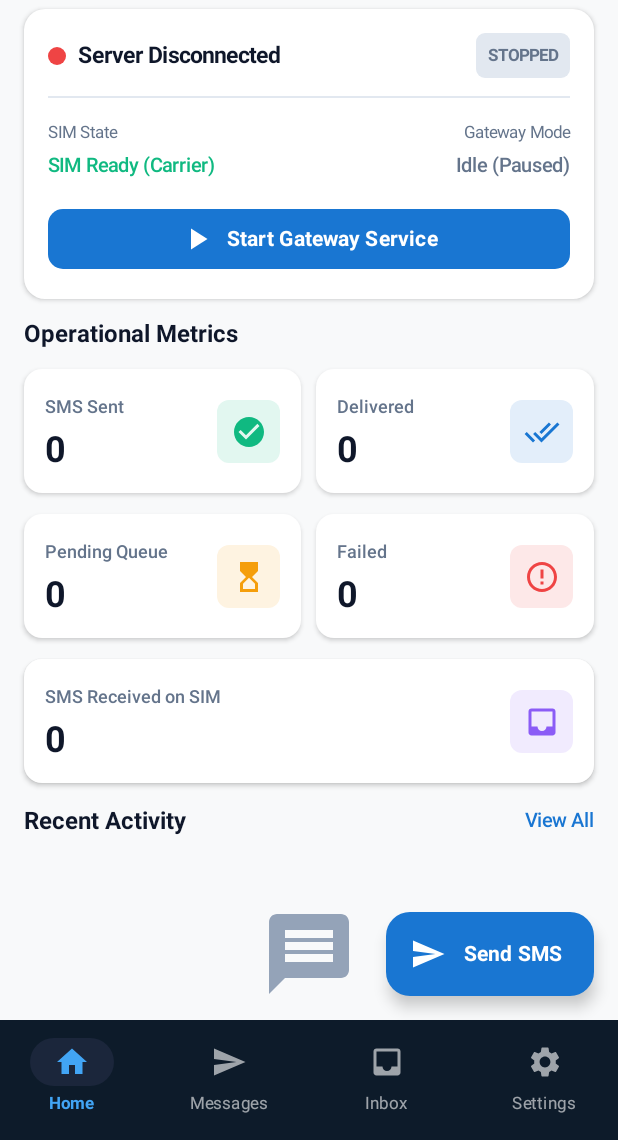
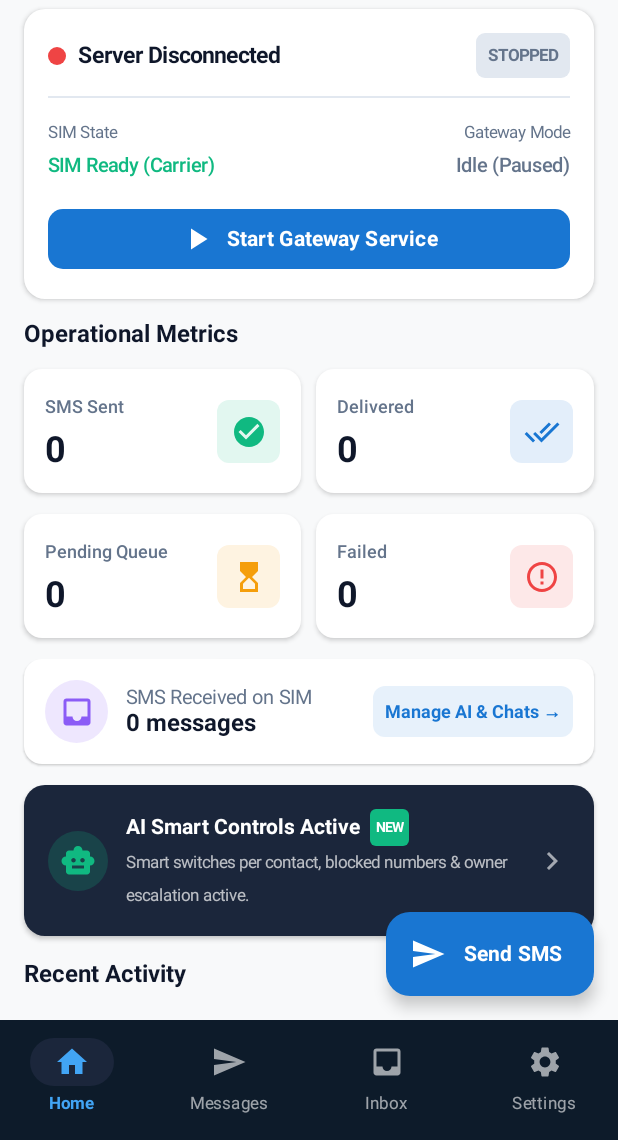
Before and after one commit to Hemedi18/ssms, an Android app built with Jetpack Compose: the DashboardScreen screen opened through its navigation route, on a phone screen of 412 x 824 dp, the part 96-1236 px from its top. Run offline under Robolectric (Android 15) with nearby library versions, the light colour scheme and no system bars; our stand-ins replace Room's generated code.

Commit message:
feat: replace metric card with clickable dashboard card and add AI smart controls banner

```diff
--- a/android-app/app/src/main/java/com/simsms/gateway/ui/screens/DashboardScreen.kt
+++ b/android-app/app/src/main/java/com/simsms/gateway/ui/screens/DashboardScreen.kt
@@ -222,12 +222,95 @@ fun DashboardScreen(
             }
 
             item {
-                MetricCard(
-                    title = "SMS Received on SIM",
-                    count = receivedCount,
-                    icon = Icons.Default.Inbox,
-                    iconColor = Color(0xFF8B5CF6)
-                )
+                Card(
+                    modifier = Modifier
+                        .fillMaxWidth()
+                        .clickable { onBottomNavigate(com.simsms.gateway.ui.navigation.Screen.ReceivedMessages.route) },
+                    shape = RoundedCornerShape(12.dp),
+                    colors = CardDefaults.cardColors(containerColor = SurfaceCard),
+                    elevation = CardDefaults.cardElevation(defaultElevation = 1.dp)
+                ) {
+                    Row(
+                        modifier = Modifier
+                            .fillMaxWidth()
+                            .padding(14.dp),
+                        horizontalArrangement = Arrangement.SpaceBetween,
+                        verticalAlignment = Alignment.CenterVertically
+                    ) {
+                        Row(verticalAlignment = Alignment.CenterVertically) {
+                            Box(
+                                modifier = Modifier
+                                    .size(42.dp)
+                                    .clip(CircleShape)
+                                    .background(Color(0xFF8B5CF6).copy(alpha = 0.15f)),
+                                contentAlignment = Alignment.Center
+                            ) {
+                                Icon(Icons.Default.Inbox, contentDescription = null, tint = Color(0xFF8B5CF6))
+                            }
+                            Spacer(modifier = Modifier.width(12.dp))
+                            Column {
+                                Text("SMS Received on SIM", style = MaterialTheme.typography.bodyMedium, color = TextSecondary)
+                                Text("$receivedCount messages", style = MaterialTheme.typography.titleMedium, fontWeight = FontWeight.Bold, color = TextPrimary)
+                            }
+                        }
+                        Surface(
+                            shape = RoundedCornerShape(8.dp),
+                            color = AccentBlue.copy(alpha = 0.1f)
+                        ) {
+                            Text(
+                                "Manage AI & Chats →",
+                                color = AccentBlue,
+                                fontSize = 12.sp,
+                                fontWeight = FontWeight.Bold,
+                                modifier = Modifier.padding(horizontal = 8.dp, vertical = 6.dp)
+                            )
+                        }
+                    }
+                }
+            }
+
+            // Dedicated AI Smart Switch & Escalation banner on Dashboard
+            item {
+                Card(
+                    modifier = Modifier
+                        .fillMaxWidth()
+                        .clickable { onBottomNavigate(com.simsms.gateway.ui.navigation.Screen.ReceivedMessages.route) },
+                    shape = RoundedCornerShape(14.dp),
+                    colors = CardDefaults.cardColors(containerColor = NavyLight),
+                    elevation = CardDefaults.cardElevation(defaultElevation = 2.dp)
+                ) {
+                    Row(
+                        modifier = Modifier
+                            .fillMaxWidth()
+                            .padding(16.dp),
+                        verticalAlignment = Alignment.CenterVertically,
+                        horizontalArrangement = Arrangement.SpaceBetween
+                    ) {
+                        Row(modifier = Modifier.weight(1f), verticalAlignment = Alignment.CenterVertically) {
+                            Box(
+                                modifier = Modifier
+                                    .size(40.dp)
+                                    .clip(CircleShape)
+                                    .background(StatusGreen.copy(alpha = 0.2f)),
+                                contentAlignment = Alignment.Center
+                            ) {
+                                Icon(Icons.Default.SmartToy, contentDescription = null, tint = StatusGreen)
+                            }
+                            Spacer(modifier = Modifier.width(12.dp))
+                            Column {
+                                Row(verticalAlignment = Alignment.CenterVertically) {
+                                    Text("AI Smart Controls Active", color = Color.White, fontWeight = FontWeight.Bold, fontSize = 14.sp)
+                                    Spacer(modifier = Modifier.width(6.dp))
+                                    Surface(shape = RoundedCornerShape(4.dp), color = StatusGreen) {
+                                        Text("NEW", color = Color.White, fontSize = 9.sp, fontWeight = FontWeight.Bold, modifier = Modifier.padding(horizontal = 4.dp, vertical = 1.dp))
+                                    }
+                                }
+                                Text("Smart switches per contact, blocked numbers & owner escalation active.", color = Color.White.copy(alpha = 0.7f), fontSize = 11.sp)
+                            }
+                        }
+                        Icon(Icons.Default.ChevronRight, contentDescription = null, tint = Color.White.copy(alpha = 0.6f))
+                    }
+                }
             }
 
             item {
```
